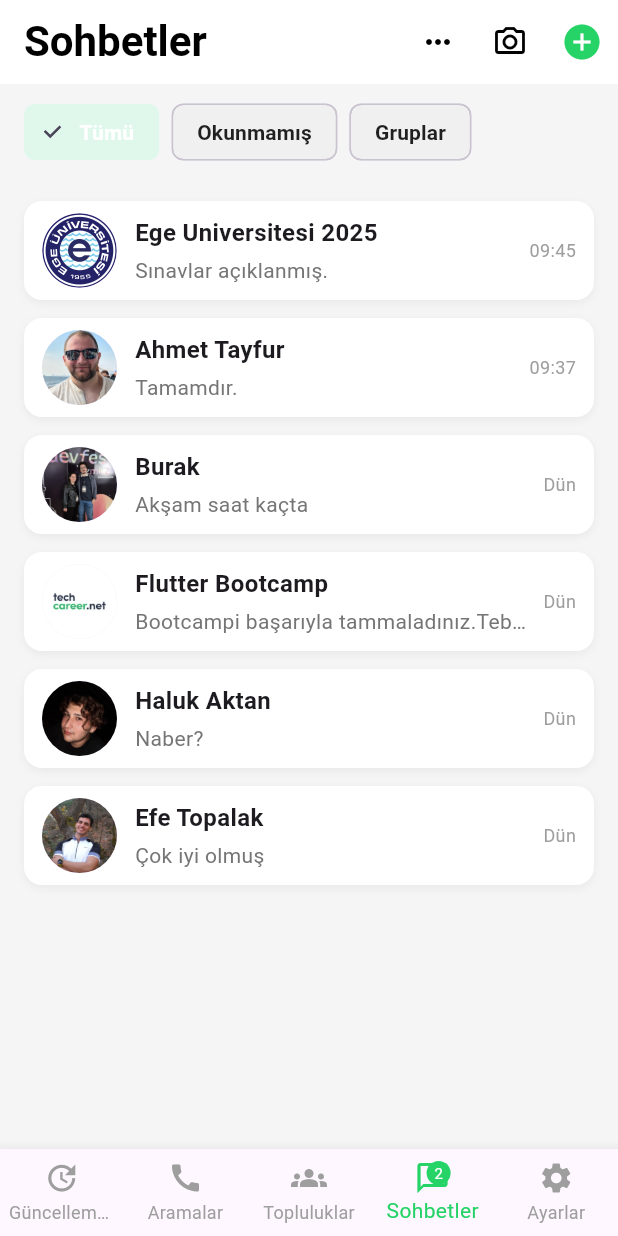
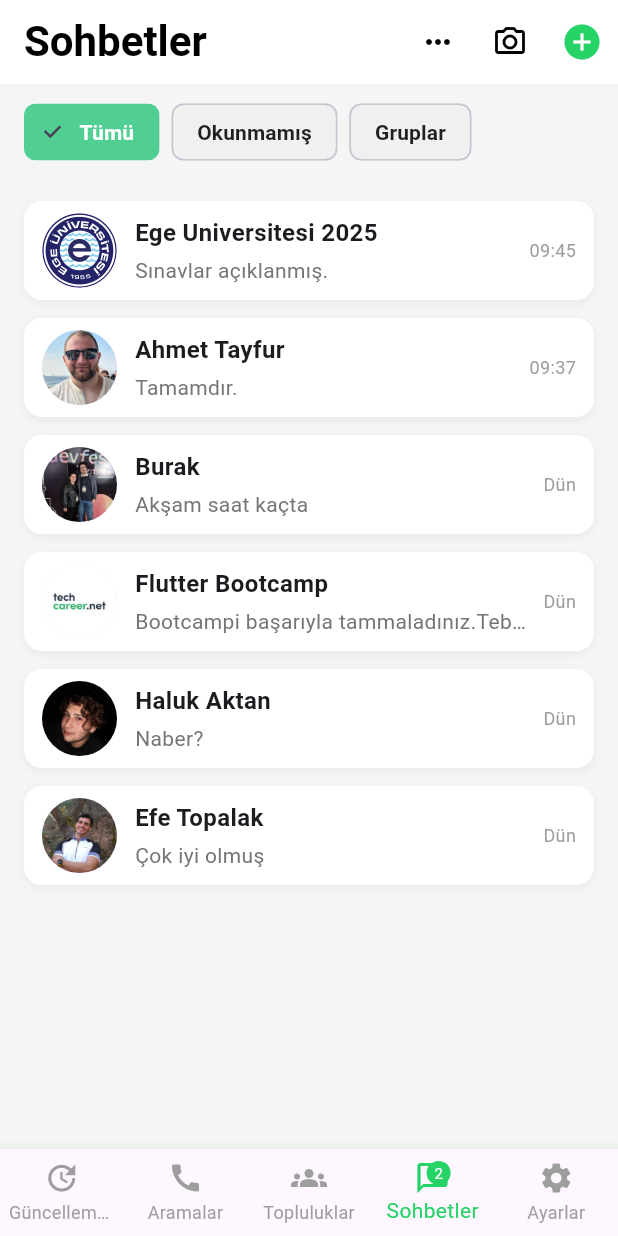
Before and after one commit to svactrion/flutter_whatsapp_clone, a Flutter app: the screen it shows after launch, on a phone screen of 412 x 824 dp. Run offline on Flutter 3.47's test engine with Material 3 defaults, Android fonts, the phone set to English and light mode, and no system bars.

```diff
--- a/whatsapp_clone/lib/src/home/home_page.dart
+++ b/whatsapp_clone/lib/src/home/home_page.dart
@@ -150,7 +150,7 @@ class _HomePageState extends State<HomePage> {
                         ),
                       ),
                       selected: isSelected,
-                      selectedColor: const Color(0xFFE0F7EC),
+                      selectedColor: const Color.fromARGB(255, 81, 206, 146),
                       backgroundColor: const Color(0xFFF0F0F0),
                       onSelected: (_) {
                         setState(() => _selectedFilter = i);
```
Also changed, not shown: 1 other file.
